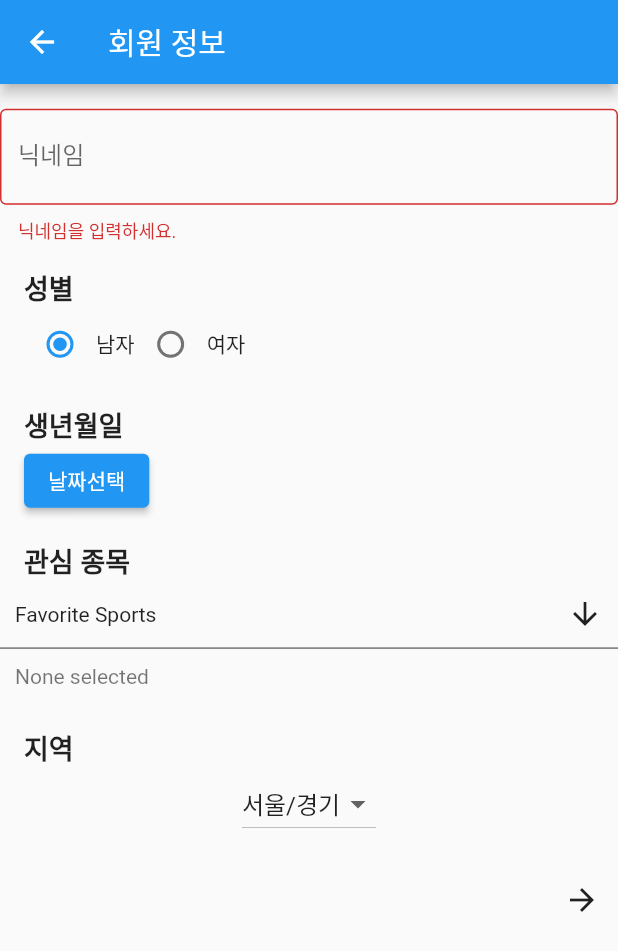
After one commit to xi-one/fit-mate, a Flutter app: the UserInfo screen opened directly, after a tap on the "arrow forward" icon, on a phone screen of 412 x 824 dp. The commit adds this screen. Shown: the top 951 px of the screen. Run offline on Flutter 3.47's test engine with Material 2 defaults, Android fonts, the light colour scheme and no system bars; drawn by our look-alikes of multi_select_flutter; our stand-ins replace flutter_secure_storage; missing offline and left inert: flutter_web_auth; accounts and stored records are empty.

Commit message:
add: add userinfo page

```diff
--- a/fit_mate_app/lib/LoginPage.dart
+++ b/fit_mate_app/lib/LoginPage.dart
@@ -1,7 +1,7 @@
 import 'dart:async';
 import 'dart:ui';
 
-import 'package:fit_mate_app/signUp.dart';
+import 'package:fit_mate_app/UserInfo.dart';
 import 'package:flutter/material.dart';
 import 'package:flutter_secure_storage/flutter_secure_storage.dart';
 import 'package:flutter_web_auth/flutter_web_auth.dart';
@@ -54,7 +54,7 @@ class _LoginPageState extends State<LoginPage> {
 
         Navigator.push(
           context,
-          MaterialPageRoute(builder: (context) => SignUp()),
+          MaterialPageRoute(builder: (context) => UserInfo()),
         );
       }
 
--- a/fit_mate_app/lib/SignUp.dart
+++ /dev/null
@@ -1,17 +0,0 @@
-import 'package:flutter/material.dart';
-
-class SignUp extends StatefulWidget {
-  const SignUp({Key? key}) : super(key: key);
-
-  @override
-  State<SignUp> createState() => _SignUpState();
-}
-
-class _SignUpState extends State<SignUp> {
-  @override
-  Widget build(BuildContext context) {
-    return Scaffold(
-      body: Center(child: Text("SignUp")),
-    );
-  }
-}
--- /dev/null
+++ b/fit_mate_app/lib/UserInfo.dart
@@ -0,0 +1,296 @@
+import 'package:flutter/material.dart';
+import 'package:multi_select_flutter/bottom_sheet/multi_select_bottom_sheet_field.dart';
+import 'package:multi_select_flutter/chip_display/multi_select_chip_display.dart';
+import 'package:multi_select_flutter/util/multi_select_item.dart';
+import 'package:multi_select_flutter/util/multi_select_list_type.dart';
+
+class Sports {
+  final int id;
+  final String name;
+
+  Sports({
+    required this.id,
+    required this.name,
+  });
+}
+
+class UserInfo extends StatefulWidget {
+  const UserInfo({Key? key}) : super(key: key);
+
+  @override
+  State<UserInfo> createState() => _UserInfoState();
+}
+
+class _UserInfoState extends State<UserInfo> {
+  static final List<Sports> _sports = [
+    Sports(id: 1, name: "농구"),
+    Sports(id: 2, name: "축구"),
+    Sports(id: 3, name: "헬스"),
+    Sports(id: 4, name: "러닝"),
+    Sports(id: 5, name: "야구"),
+    Sports(id: 6, name: "배드민턴"),
+  ];
+  final _items = _sports
+      .map((sports) => MultiSelectItem<Sports>(sports, sports.name))
+      .toList();
+
+  List<Sports> _selectedSports = [];
+
+  final _cities = ['서울/경기', '충북', '충남', '경북', '경남', '전북', '전남', '강원'];
+  String? _selectedCity;
+
+  final GlobalKey<FormState> _formKey = GlobalKey<FormState>();
+
+  //
+  final TextEditingController _nicknameController = TextEditingController();
+  String _selectedGender = '남자';
+  DateTime? _selectedDate;
+
+  @override
+  void initState() {
+    super.initState();
+    setState(() {
+      _selectedCity = _cities[0];
+    });
+  }
+
+  @override
+  void dispose() {
+    _nicknameController.dispose();
+    super.dispose();
+  }
+
+  @override
+  Widget build(BuildContext context) {
+    return Scaffold(
+      appBar: AppBar(title: Text('회원 정보')),
+      body: SafeArea(
+          child: SingleChildScrollView(
+        child: SizedBox(
+          width: double.infinity,
+          child: Stack(
+            alignment: Alignment.center,
+            children: [
+              Column(
+                crossAxisAlignment: CrossAxisAlignment.center,
+                children: [
+                  SizedBox(
+                    height: MediaQuery.of(context).size.height * 0.02,
+                  ),
+                  Form(
+                    key: _formKey,
+                    child: Column(
+                      children: <Widget>[
+                        TextFormField(
+                          controller: _nicknameController,
+                          validator: (value) {
+                            // trim : 앞뒤 공백 제거
+                            if (value != null && value.trim().isEmpty) {
+                              return '닉네임을 입력하세요.';
+                            }
+                            return null;
+                          },
+                          // 외곽선이 있고, 힌트 텍스트 표시
+                          decoration: InputDecoration(
+                            labelText: '닉네임',
+                            border: OutlineInputBorder(),
+                            hintText: 'ex) 닉네임',
+                          ),
+                          // 숫자만 입력할 수 있다.
+                          keyboardType: TextInputType.emailAddress,
+                        ),
+                        SizedBox(
+                          height: 16.0,
+                        ),
+                        Align(
+                          alignment: Alignment.centerLeft,
+                          child: Padding(
+                            padding:
+                                const EdgeInsets.symmetric(horizontal: 16.0),
+                            child: Text(
+                              "성별",
+                              style: TextStyle(
+                                fontSize: 18.0,
+                                fontWeight: FontWeight.bold,
+                              ),
+                            ),
+                          ),
+                        ),
+                        Container(
+                          margin: const EdgeInsets.symmetric(horizontal: 16.0),
+                          alignment: Alignment.center,
+                          child: Row(
+                            children: [
+                              Radio<String>(
+                                value: '남자',
+                                groupValue: _selectedGender,
+                                onChanged: (value) {
+                                  setState(() {
+                                    _selectedGender = value!;
+                                  });
+                                },
+                              ),
+                              Text('남자'),
+                              Radio<String>(
+                                value: '여자',
+                                groupValue: _selectedGender,
+                                onChanged: (value) {
+                                  setState(() {
+                                    _selectedGender = value!;
+                                  });
+                                },
+                              ),
+                              Text('여자'),
+                            ],
+                          ),
+                        ),
+                        SizedBox(
+                          height: 16.0,
+                        ),
+                        Align(
+                          alignment: Alignment.centerLeft,
+                          child: Padding(
+                            padding:
+                                const EdgeInsets.symmetric(horizontal: 16.0),
+                            child: Text(
+                              "생년월일",
+                              style: TextStyle(
+                                fontSize: 18.0,
+                                fontWeight: FontWeight.bold,
+                              ),
+                            ),
+                          ),
+                        ),
+                        Align(
+                          // 날짜 선택 버튼
+                          alignment: Alignment.centerLeft,
+                          child: Row(
+                            children: [
+                              SizedBox(
+                                width: 16.0,
+                              ),
+                              ElevatedButton(
+                                onPressed: () => {
+                                  showDatePicker(
+                                    context: context,
+                                    initialDate: DateTime.now(),
+                                    firstDate: DateTime(1900),
+                                    lastDate: DateTime.now(),
+                                  ).then((selectedDate) {
+                                    print("선택한 날짜");
+                                    print(selectedDate);
+                                    setState(() {
+                                      _selectedDate = selectedDate;
+                                    });
+                                  })
+                                },
+                                child: const Text('날짜선택'),
+                              ),
+                            ],
+                          ),
+                        ),
+                        SizedBox(
+                          height: 16.0,
+                        ),
+                        Align(
+                          alignment: Alignment.centerLeft,
+                          child: Padding(
+                            padding:
+                                const EdgeInsets.symmetric(horizontal: 16.0),
+                            child: Text(
+                              "관심 종목",
+                              style: TextStyle(
+                                fontSize: 18.0,
+                                fontWeight: FontWeight.bold,
+                              ),
+                            ),
+                          ),
+                        ),
+                        MultiSelectBottomSheetField(
+                          initialChildSize: 0.4,
+                          listType: MultiSelectListType.CHIP,
+                          searchable: true,
+                          buttonText: Text("Favorite Sports"),
+                          title: Text("Sports"),
+                          items: _items,
+                          onConfirm: (values) {
+                            _selectedSports = values as List<Sports>;
+                          },
+                          chipDisplay: MultiSelectChipDisplay(
+                            onTap: (value) {
+                              setState(() {
+                                _selectedSports.remove(value);
+                              });
+                            },
+                          ),
+                        ),
+                        _selectedSports.isEmpty
+                            ? Container(
+                                padding: EdgeInsets.all(10),
+                                alignment: Alignment.centerLeft,
+                                child: Text(
+                                  "None selected",
+                                  style: TextStyle(color: Colors.black54),
+                                ))
+                            : Container(),
+                        SizedBox(
+                          height: 16.0,
+                        ),
+                        Align(
+                          alignment: Alignment.centerLeft,
+                          child: Padding(
+                            padding:
+                                const EdgeInsets.symmetric(horizontal: 16.0),
+                            child: Text(
+                              "지역",
+                              style: TextStyle(
+                                fontSize: 18.0,
+                                fontWeight: FontWeight.bold,
+                              ),
+                            ),
+                          ),
+                        ),
+                        DropdownButton(
+                          value: _selectedCity,
+                          items: _cities
+                              .map((e) => DropdownMenuItem(
+                                    value: e,
+                                    child: Text(e),
+                                  ))
+                              .toList(),
+                          onChanged: (value) {
+                            setState(() {
+                              _selectedCity = value!;
+                            });
+                          },
+                        ),
+                        Container(
+                          margin: const EdgeInsets.only(top: 16.0),
+                          alignment: Alignment.centerRight,
+                          child: IconButton(
+                            onPressed: () {
+                              // 폼에 입력된 값 검증
+
+                              if (_formKey.currentState!.validate()) {
+                                Navigator.push(
+                                  context,
+                                  MaterialPageRoute(
+                                      builder: (context) => UserInfo()),
+                                );
+                              }
+                            },
+                            icon: Icon(Icons.arrow_forward),
+                          ),
+                        ),
+                      ],
+                    ),
+                  ),
+                ],
+              )
+            ],
+          ),
+        ),
+      )),
+    );
+  }
+}
--- a/fit_mate_app/pubspec.yaml
+++ b/fit_mate_app/pubspec.yaml
@@ -38,6 +38,7 @@ dependencies:
   flutter_web_auth: ^0.5.0
   change_app_package_name: ^1.1.0
   flutter_secure_storage: ^9.0.0
+  multi_select_flutter: ^4.1.3
 
 dev_dependencies:
   flutter_test:
```
Also changed, not shown: fit_mate_app/pubspec.lock.
